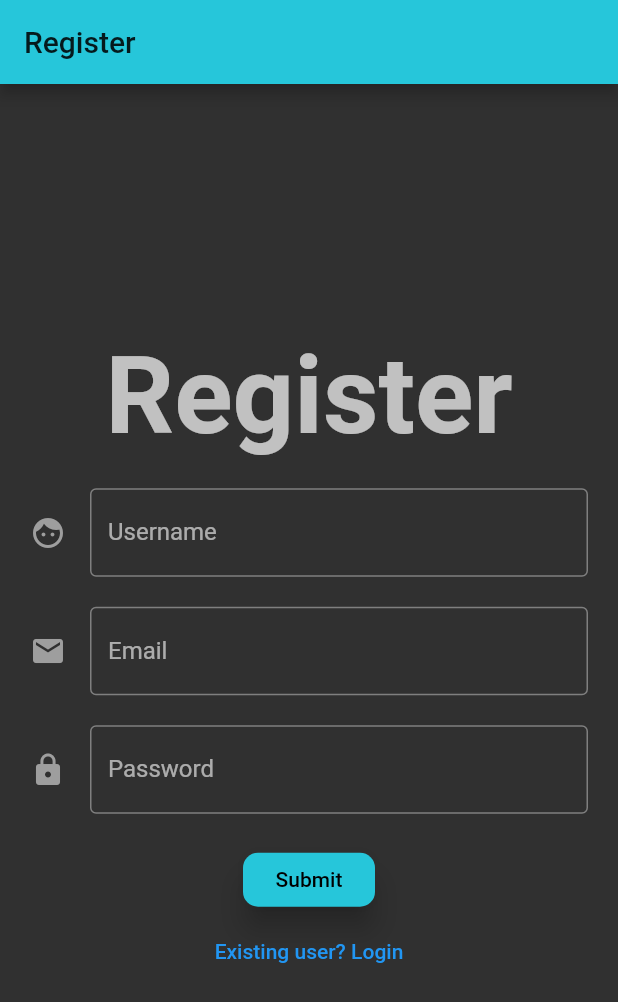
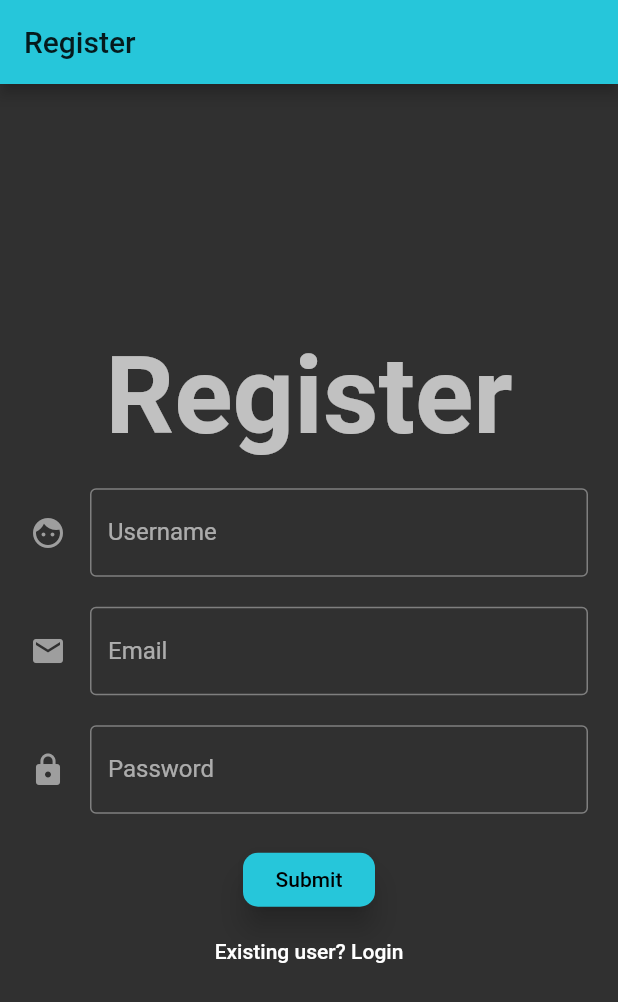
Before and after one commit to zainahmed0597/e_commerce_flutter, a Flutter app: the screen it shows after launch, on a phone screen of 412 x 824 dp. Shown: the top 1002 px of the screen. Run offline on Flutter 3.47's test engine with Material 2 defaults, Android fonts, the phone set to English and light mode, and no system bars.

Commit message:
update UI

```diff
--- a/lib/pages/register_page.dart
+++ b/lib/pages/register_page.dart
@@ -1,5 +1,3 @@
-import 'dart:html';
-
 import 'package:flutter/material.dart';
 
 class RegisterPage extends StatefulWidget {
@@ -8,26 +6,15 @@ class RegisterPage extends StatefulWidget {
 }
 
 class _RegisterPageState extends State<RegisterPage> {
-  @override
-  Widget build(BuildContext context) {
-    return Scaffold(
-      appBar: AppBar(
-        title: Text("Register"),
-      ),
-      body: Container(
-        padding: EdgeInsets.symmetric(
-          horizontal: 20.0,
-        ),
-        child: Center(
-          child: SingleChildScrollView(
-            child: Form(
-              child: Column(
-                children: [
-                  Text(
+  Widget _showTitle() {
+    return Text(
       'Register',
       style: Theme.of(context).textTheme.headline1,
-                  ),
-                  Padding(
+    );
+  }
+
+  Widget _showUsernameInput() {
+    return Padding(
       padding: EdgeInsets.only(top: 20.0),
       child: TextFormField(
         decoration: InputDecoration(
@@ -40,8 +27,11 @@ class _RegisterPageState extends State<RegisterPage> {
           ),
         ),
       ),
-                  ),
-                  Padding(
+    );
+  }
+
+  Widget _showEmailInput() {
+    return Padding(
       padding: EdgeInsets.only(top: 20.0),
       child: TextFormField(
         decoration: InputDecoration(
@@ -54,8 +44,11 @@ class _RegisterPageState extends State<RegisterPage> {
           ),
         ),
       ),
-                  ),
-                  Padding(
+    );
+  }
+
+  Widget _showPasswordInput() {
+    return Padding(
       padding: EdgeInsets.only(top: 20.0),
       child: TextFormField(
         obscureText: true,
@@ -69,8 +62,11 @@ class _RegisterPageState extends State<RegisterPage> {
           ),
         ),
       ),
-                  ),
-                  Padding(
+    );
+  }
+
+  Widget _showFormActions() {
+    return Padding(
       padding: EdgeInsets.only(top: 20.0),
       child: Column(
         children: [
@@ -91,12 +87,37 @@ class _RegisterPageState extends State<RegisterPage> {
               ),
               color: Theme.of(context).primaryColor),
           TextButton(
-                          child: Text("Existing user? Login"),
+            child: Text(
+              "Existing user? Login",
+              style: TextStyle(color: Colors.white),
+            ),
             onPressed: () => print("login"),
           ),
         ],
       ),
+    );
+  }
+
+  @override
+  Widget build(BuildContext context) {
+    return Scaffold(
+      appBar: AppBar(
+        title: Text("Register"),
       ),
+      body: Container(
+        padding: EdgeInsets.symmetric(
+          horizontal: 20.0,
+        ),
+        child: Center(
+          child: SingleChildScrollView(
+            child: Form(
+              child: Column(
+                children: [
+                  _showTitle(),
+                  _showUsernameInput(),
+                  _showEmailInput(),
+                  _showPasswordInput(),
+                  _showFormActions(),
                 ],
               ),
             ),
```
Also changed, not shown: pubspec.lock. Lines whose indentation alone changed are shown as unchanged.
